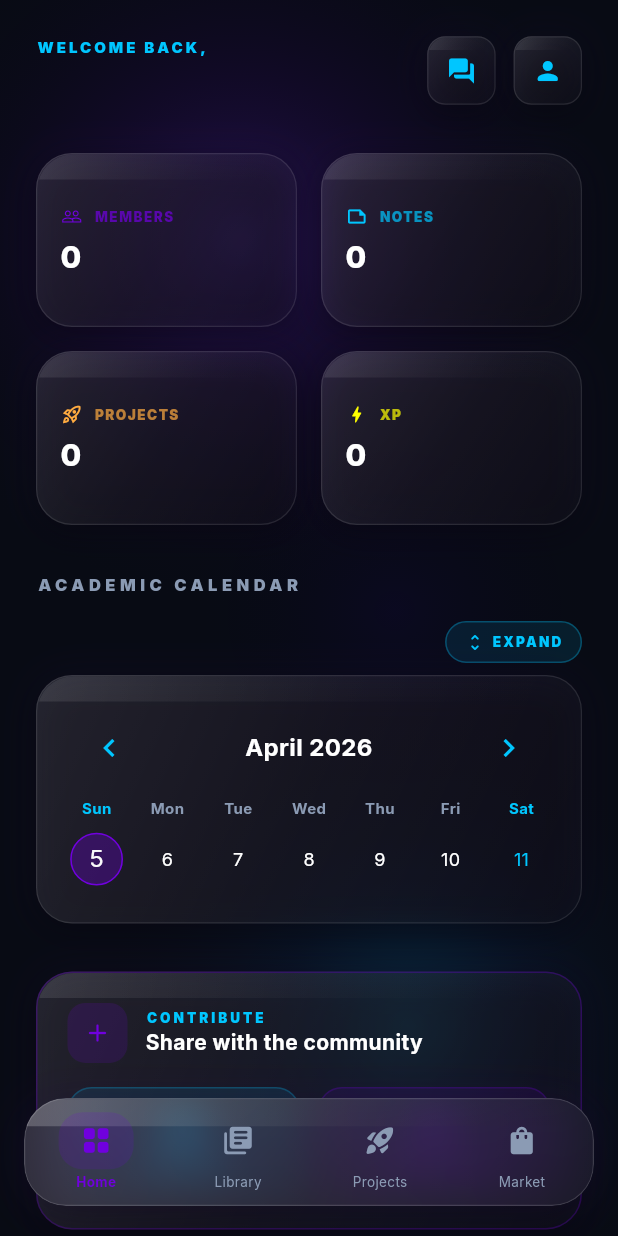
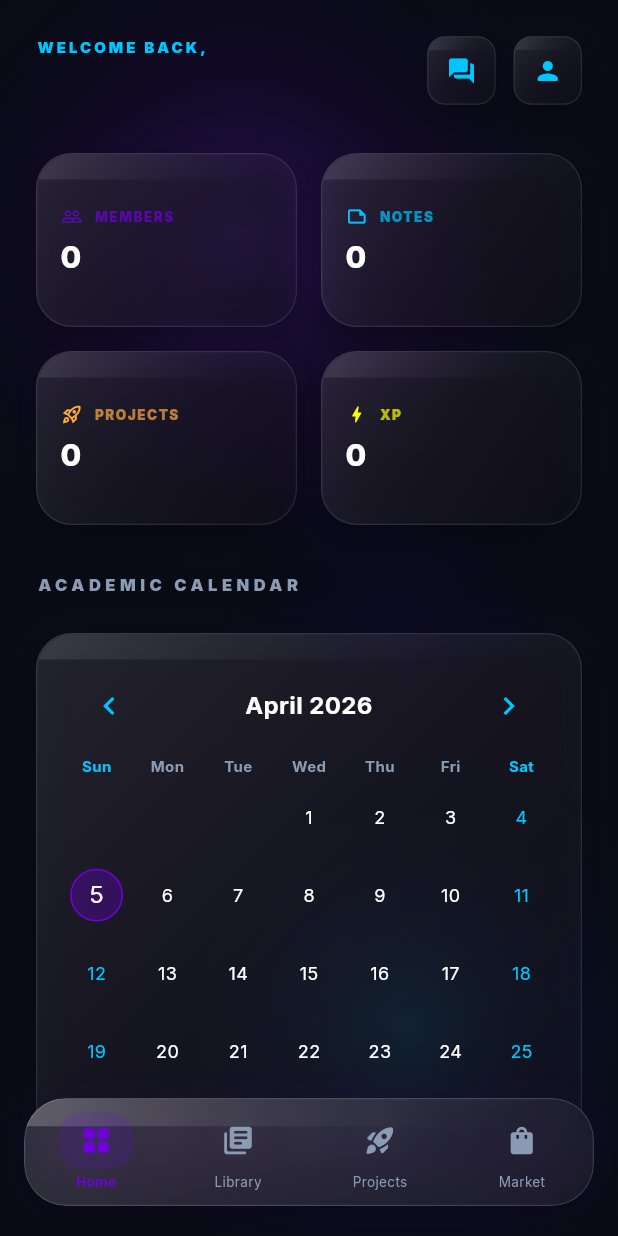
Before and after one commit to ISTE-SCTCE/mentron_new, a Flutter app: the screen it shows once a user with an empty profile is signed in, on a phone screen of 412 x 824 dp. Run offline on Flutter 3.47's test engine with Material 3 defaults, Android fonts, the phone set to English and light mode, and no system bars; drawn by our look-alikes of flutter_animate, table_calendar; our stand-ins replace file_picker, flutter_image_compress, google_fonts, logger, open_file, supabase_flutter; accounts and stored records are empty; network calls fail.

Commit message:
Enhance UI: Expand dashboard calendar and add show password toggle to auth pages

```diff
--- a/mentron_flutter/lib/features/dashboard/widgets/real_time_calendar.dart
+++ b/mentron_flutter/lib/features/dashboard/widgets/real_time_calendar.dart
@@ -15,7 +15,7 @@ class RealTimeCalendar extends StatefulWidget {
 }
 
 class _RealTimeCalendarState extends State<RealTimeCalendar> {
-  CalendarFormat _calendarFormat = CalendarFormat.week;
+  CalendarFormat _calendarFormat = CalendarFormat.month;
   DateTime _focusedDay = DateTime.now();
   DateTime? _selectedDay;
 
@@ -139,13 +139,6 @@ class _RealTimeCalendarState extends State<RealTimeCalendar> {
     }
   }
 
-  void _toggleCalendarFormat() {
-    setState(() {
-      _calendarFormat = _calendarFormat == CalendarFormat.month
-          ? CalendarFormat.week
-          : CalendarFormat.month;
-    });
-  }
 
   @override
   Widget build(BuildContext context) {
@@ -158,49 +151,6 @@ class _RealTimeCalendarState extends State<RealTimeCalendar> {
       crossAxisAlignment: CrossAxisAlignment.start,
       children: [
         // Expand/Collapse toggle row above the calendar
-        Row(
-          mainAxisAlignment: MainAxisAlignment.end,
-          children: [
-            GestureDetector(
-              onTap: _toggleCalendarFormat,
-              child: Container(
-                padding: const EdgeInsets.symmetric(
-                  horizontal: 12,
-                  vertical: 6,
-                ),
-                decoration: BoxDecoration(
-                  color: AppTheme.accentSecondary.withOpacity(0.1),
-                  borderRadius: BorderRadius.circular(20),
-                  border: Border.all(
-                    color: AppTheme.accentSecondary.withOpacity(0.3),
-                  ),
-                ),
-                child: Row(
-                  mainAxisSize: MainAxisSize.min,
-                  children: [
-                    Icon(
-                      isMonthView
-                          ? Icons.unfold_less_rounded
-                          : Icons.unfold_more_rounded,
-                      color: AppTheme.accentSecondary,
-                      size: 14,
-                    ),
-                    const SizedBox(width: 4),
-                    Text(
-                      isMonthView ? 'COLLAPSE' : 'EXPAND',
-                      style: const TextStyle(
-                        color: AppTheme.accentSecondary,
-                        fontSize: 9,
-                        fontWeight: FontWeight.w900,
-                        letterSpacing: 1.5,
-                      ),
-                    ),
-                  ],
-                ),
-              ),
-            ),
-          ],
-        ),
         const SizedBox(height: 8),
         // Calendar Card
         GlassContainer(
```
Also changed, not shown: mentron_flutter/lib/features/auth/screens/login_screen.dart (+12 -1 lines), mentron_flutter/lib/features/auth/screens/signup_screen.dart (+12 -1 lines), 2 other files.
